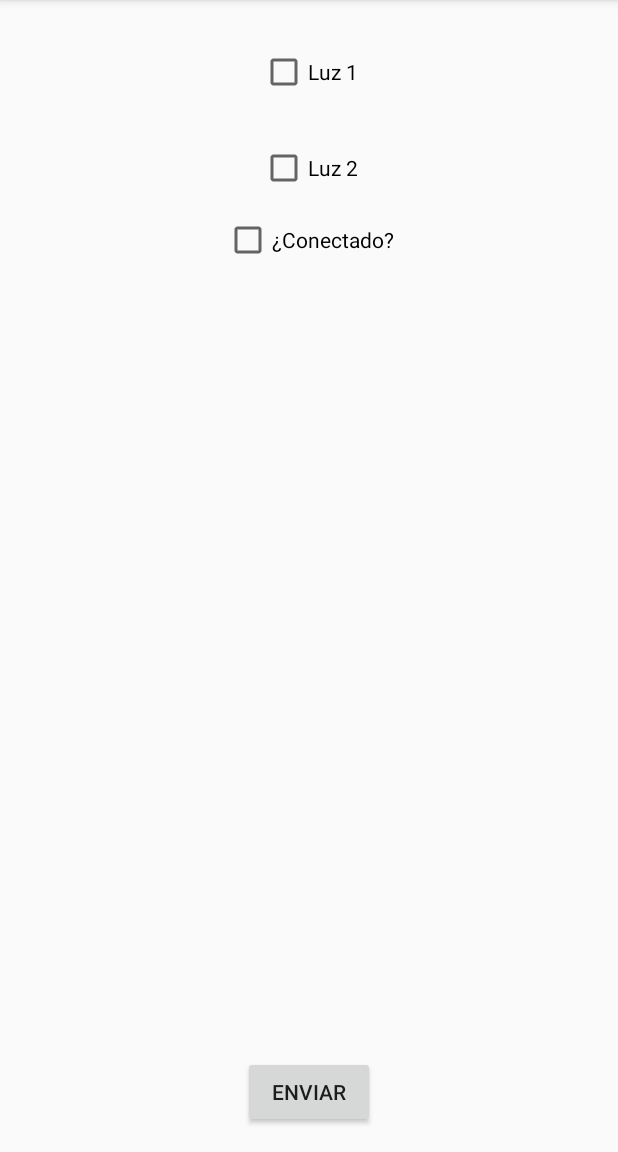
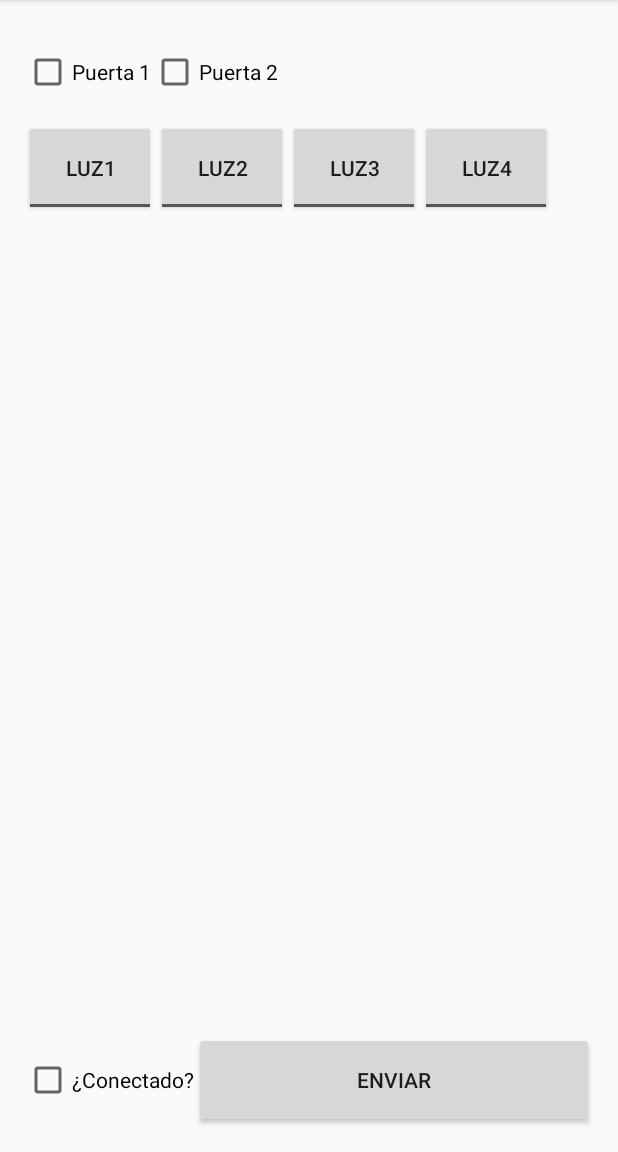
Before and after one commit to Robmotor/ControlDomotico, an Android app: the screen it shows after launch (MainActivity), on a phone screen of 412 x 824 dp, the part 84-1236 px from its top. Run offline under Robolectric (Android 15) with nearby library versions, the phone set to English and light mode, and no system bars.

Commit message:
Se actualiza la interfaz añadiendo los botones faltantes

```diff
--- a/app/src/main/res/layout/activity_main.xml
+++ b/app/src/main/res/layout/activity_main.xml
@@ -8,34 +8,94 @@
         android:layout_width="wrap_content"
         android:layout_height="wrap_content"
         android:minHeight="?android:attr/listPreferredItemHeight"
-        android:text="Luz 2"
+        android:text="Puerta 2"
         android:id="@+id/luz2"
-        android:layout_below="@+id/luz1"
-        android:layout_alignLeft="@+id/luz1"
-        android:layout_alignStart="@+id/luz1" />
+        android:layout_alignBaseline="@+id/luz1"
+        android:layout_alignBottom="@+id/luz1"
+        android:layout_toRightOf="@+id/luz1"
+        android:layout_toEndOf="@+id/luz1" />
 
     <CheckBox
         android:layout_width="wrap_content"
         android:layout_height="wrap_content"
-        android:text="Luz 1"
+        android:text="Puerta 1"
         android:id="@+id/luz1"
         android:minHeight="?android:attr/listPreferredItemHeight"
         android:layout_alignParentTop="true"
-        android:layout_centerHorizontal="true" />
+        android:layout_alignParentLeft="true"
+        android:layout_alignParentStart="true" />
 
     <Button
         android:layout_width="wrap_content"
         android:layout_height="wrap_content"
         android:text="Enviar"
         android:id="@+id/button"
+        android:minHeight="?android:attr/listPreferredItemHeight"
         android:layout_alignParentBottom="true"
-        android:layout_centerHorizontal="true" />
+        android:layout_toRightOf="@+id/conectado"
+        android:layout_toEndOf="@+id/conectado"
+        android:layout_alignParentRight="true"
+        android:layout_alignParentEnd="true" />
 
     <CheckBox
         android:layout_width="wrap_content"
         android:layout_height="wrap_content"
         android:text="¿Conectado?"
         android:id="@+id/conectado"
+        android:minHeight="?android:attr/listPreferredItemHeight"
+        android:layout_alignParentBottom="true"
+        android:layout_alignParentLeft="true"
+        android:layout_alignParentStart="true" />
+
+    <ToggleButton
+        android:layout_width="wrap_content"
+        android:layout_height="wrap_content"
+        android:text="Luz 3"
+        android:id="@+id/luz3"
+        android:minHeight="?android:attr/listPreferredItemHeight"
+
+        android:textOn="Luz1"
+        android:textOff="Luz1"
+        android:layout_below="@+id/luz1"
+        android:layout_alignParentLeft="true"
+        android:layout_alignParentStart="true" />
+
+    <ToggleButton
+        android:layout_width="wrap_content"
+        android:layout_height="wrap_content"
+        android:text="Luz4"
+        android:id="@+id/luz4"
+        android:minHeight="?android:attr/listPreferredItemHeight"
+
+        android:textOff="Luz2"
+        android:textOn="Luz2"
         android:layout_below="@+id/luz2"
-        android:layout_centerHorizontal="true" />
+        android:layout_toRightOf="@+id/luz3"
+        android:layout_toEndOf="@+id/luz3" />
+
+    <ToggleButton
+        android:layout_width="wrap_content"
+        android:layout_height="wrap_content"
+        android:text="New ToggleButton"
+        android:minHeight="?android:attr/listPreferredItemHeight"
+        android:id="@+id/luz5"
+
+        android:textOff="Luz3"
+        android:textOn="Luz3"
+        android:layout_below="@+id/luz2"
+        android:layout_toRightOf="@+id/luz4"
+        android:layout_toEndOf="@+id/luz4" />
+
+    <ToggleButton
+        android:layout_width="wrap_content"
+        android:layout_height="wrap_content"
+        android:text="New ToggleButton"
+        android:id="@+id/luz6"
+        android:minHeight="?android:attr/listPreferredItemHeight"
+
+        android:textOff="Luz4"
+        android:textOn="Luz4"
+        android:layout_alignTop="@+id/luz5"
+        android:layout_toRightOf="@+id/luz5"
+        android:layout_toEndOf="@+id/luz5" />
 </RelativeLayout>
```
